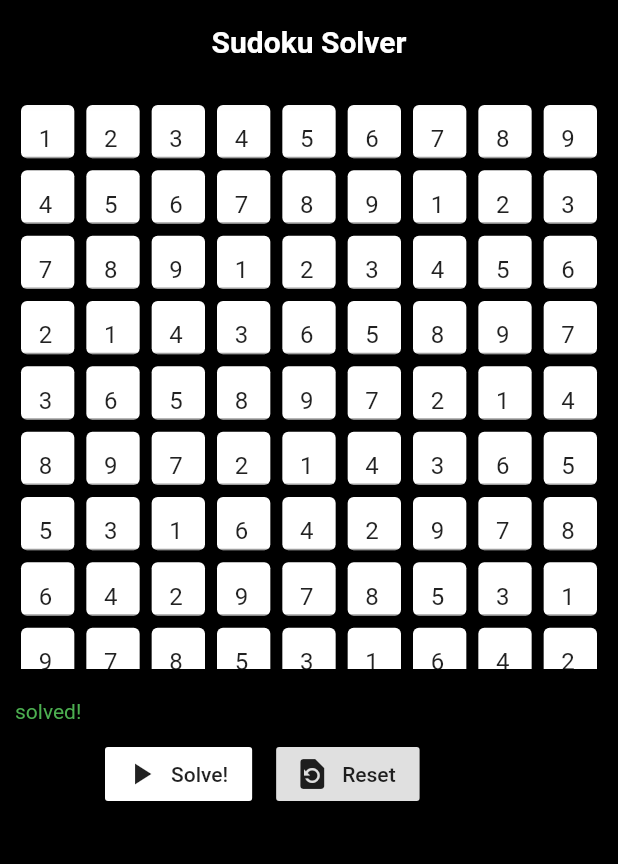
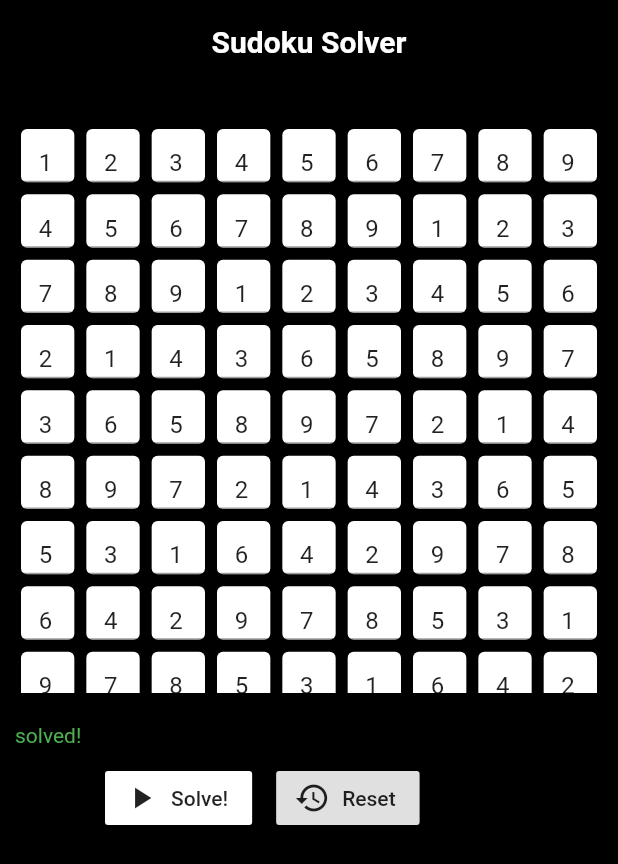
Before and after one commit to ajroxz/sudoku-solver, a Flutter app: the screen it shows after launch, after a tap on "Solve!", on a phone screen of 412 x 824 dp. Shown: the top 864 px of the screen. Run offline on Flutter 3.47's test engine with Material 2 defaults, Android fonts, the phone set to English and light mode, and no system bars.

Commit message:
debug banner removed & reset icon change

```diff
--- a/lib/main.dart
+++ b/lib/main.dart
@@ -10,6 +10,7 @@ class MyApp extends StatelessWidget {
   @override
   Widget build(BuildContext context) {
     return MaterialApp(
+      debugShowCheckedModeBanner: false,
       home: Home(),
     );
   }
@@ -96,6 +97,9 @@ class _HomeState extends State<Home> {
       ),
       body: Column(
         children: [
+          Divider(
+            thickness: 10,
+          ),
           SingleChildScrollView(
             child: Column(
               //crossAxisAlignment: CrossAxisAlignment.center,
@@ -124,7 +128,7 @@ class _HomeState extends State<Home> {
                     itemCount: 81,
                   ),
                 ),
-                 Padding(
+                Padding(
                   padding: const EdgeInsets.fromLTRB(10, 10, 0, 0),
                   child: Row(
                     children: [
@@ -161,7 +165,7 @@ class _HomeState extends State<Home> {
                         children: [
                           RaisedButton.icon(
                             onPressed: reset,
-                            icon: Icon(Icons.restore_page),
+                            icon: Icon(Icons.restore),
                             label: Text("Reset"),
                           ),
                         ],
@@ -169,7 +173,6 @@ class _HomeState extends State<Home> {
                     ],
                   ),
                 ),
-
               ],
             ),
           ),
```
